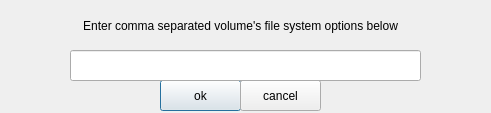
Above: zuluMount-gui/mountoptions.ui from mhogomchungu/zuluCrypt before the change. Below: the same form after it.
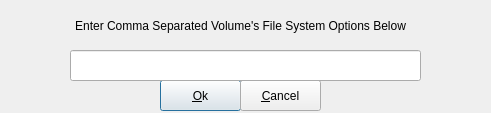
That is the form after the change.

```diff
--- a/zuluMount-gui/mountoptions.ui
+++ b/zuluMount-gui/mountoptions.ui
@@ -23,7 +23,7 @@
     </rect>
    </property>
    <property name="text">
-    <string>ok</string>
+    <string>&amp;Ok</string>
    </property>
    <property name="default">
     <bool>true</bool>
@@ -39,7 +39,7 @@
     </rect>
    </property>
    <property name="text">
-    <string>cancel</string>
+    <string>&amp;Cancel</string>
    </property>
   </widget>
   <widget class="QLabel" name="label">
@@ -52,7 +52,7 @@
     </rect>
    </property>
    <property name="text">
-    <string>Enter comma separated volume's file system options below</string>
+    <string>Enter Comma Separated Volume's File System Options Below</string>
    </property>
    <property name="alignment">
     <set>Qt::AlignCenter</set>
```
